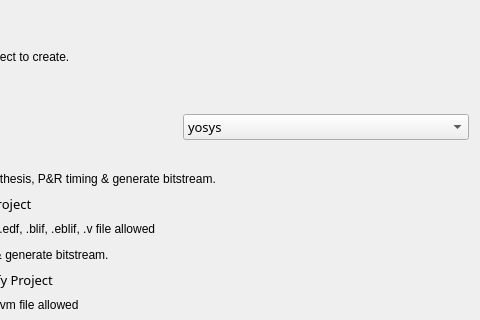
Qt form src/NewProject/project_type_form.ui (QuickLogic-Corp/FOEDAG) before a commit; both pictures show x 137 to 617 and y 0 to 320 of the 617 by 485 pixel window.
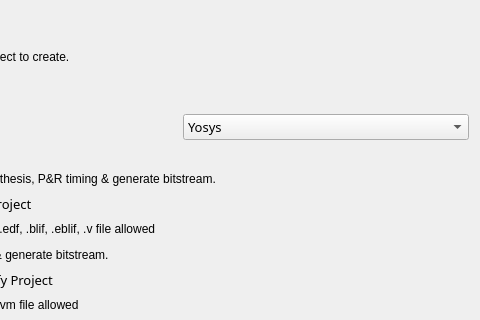
The same form after that commit.

Commit message: m_combobox_synthesis_tool uses low capital in text comparison, but visual elements representation keep first letter capital

```diff
--- a/src/NewProject/project_type_form.ui
+++ b/src/NewProject/project_type_form.ui
@@ -113,7 +113,7 @@
                 </property>
                 <item>
                     <property name="text">
-                        <string>yosys</string>
+                        <string>Yosys</string>
                     </property>
                 </item>
                 <item>
```
Left out of the diff: 2 changed lines with no effect on the pictures. The commit also changes 1 other file.
